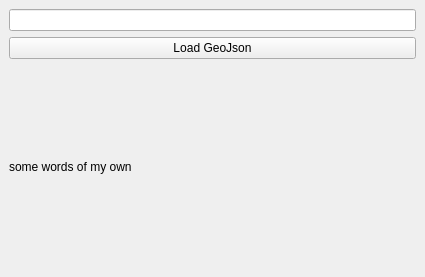
Old version of the form hydrological_analysis_tool/hydrological_analysis_tool_dockwidget_base.ui in the repository samsammurphy/qgis-plugin.
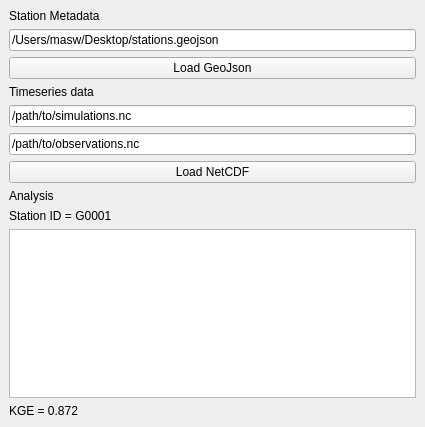
New version of the form.

Commit message: plot.png mvp

What changed in the file:
```diff
--- a/hydrological_analysis_tool/hydrological_analysis_tool_dockwidget_base.ui
+++ b/hydrological_analysis_tool/hydrological_analysis_tool_dockwidget_base.ui
@@ -7,7 +7,7 @@
     <x>0</x>
     <y>0</y>
     <width>425</width>
-    <height>277</height>
+    <height>427</height>
    </rect>
   </property>
   <property name="windowTitle">
@@ -15,23 +15,79 @@
   </property>
   <widget class="QWidget" name="dockWidgetContents">
    <layout class="QGridLayout" name="gridLayout">
-    <item row="2" column="0">
-     <widget class="QLabel" name="label">
-      <property name="text">
-       <string>some words of my own</string>
-      </property>
-     </widget>
-    </item>
     <item row="0" column="0">
-     <widget class="QLineEdit" name="lineEdit"/>
+     <widget class="QLabel" name="label_2">
+      <property name="text">
+       <string>Station Metadata</string>
+      </property>
+     </widget>
     </item>
-    <item row="1" column="0">
+    <item row="10" column="0">
+     <widget class="QLabel" name="label_3">
+      <property name="text">
+       <string>Analysis</string>
+      </property>
+     </widget>
+    </item>
+    <item row="11" column="0">
+     <widget class="QLabel" name="label_4">
+      <property name="text">
+       <string>Station ID = G0001</string>
+      </property>
+     </widget>
+    </item>
+    <item row="9" column="0">
+     <widget class="QPushButton" name="pushButton_2">
+      <property name="text">
+       <string>Load NetCDF</string>
+      </property>
+     </widget>
+    </item>
+    <item row="8" column="0">
+     <widget class="QLineEdit" name="lineEdit_2">
+      <property name="text">
+       <string>/path/to/observations.nc</string>
+      </property>
+     </widget>
+    </item>
+    <item row="5" column="0">
+     <widget class="QLineEdit" name="lineEdit_3">
+      <property name="text">
+       <string>/path/to/simulations.nc</string>
+      </property>
+     </widget>
+    </item>
+    <item row="2" column="0">
      <widget class="QPushButton" name="pushButton">
       <property name="text">
        <string>Load GeoJson</string>
       </property>
      </widget>
     </item>
+    <item row="1" column="0">
+     <widget class="QLineEdit" name="lineEdit">
+      <property name="text">
+       <string>/Users/masw/Desktop/stations.geojson</string>
+      </property>
+     </widget>
+    </item>
+    <item row="12" column="0">
+     <widget class="QGraphicsView" name="graphicsView"/>
+    </item>
+    <item row="4" column="0">
+     <widget class="QLabel" name="label">
+      <property name="text">
+       <string>Timeseries data</string>
+      </property>
+     </widget>
+    </item>
+    <item row="13" column="0">
+     <widget class="QLabel" name="label_5">
+      <property name="text">
+       <string>KGE = 0.872</string>
+      </property>
+     </widget>
+    </item>
    </layout>
   </widget>
  </widget>
```
The commit also changes 1 other file.
